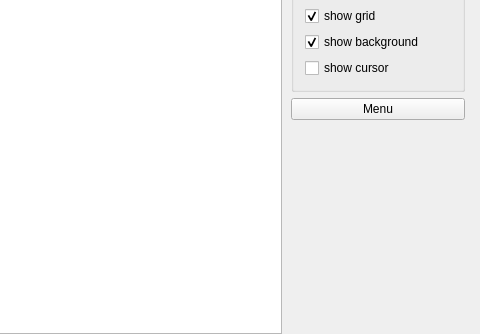
Vazzi/Stalker-Editor, file mainwindow.ui: the form before one commit; both pictures show x 520 to 1000 and y 268 to 602 of the 1000 by 602 pixel window.
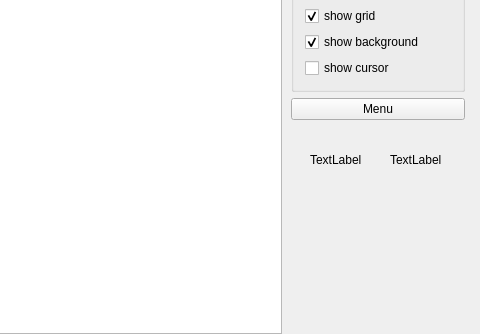
The form after the commit.

Commit message: shift rect fix

```diff
--- a/mainwindow.ui
+++ b/mainwindow.ui
@@ -166,7 +166,7 @@
      <string>TextLabel</string>
     </property>
    </widget>
-   <widget class="QWidget" name="">
+   <widget class="QWidget" name="layoutWidget">
     <property name="geometry">
      <rect>
       <x>800</x>
@@ -275,6 +275,32 @@
      </item>
     </layout>
    </widget>
+   <widget class="QLabel" name="xlabel">
+    <property name="geometry">
+     <rect>
+      <x>830</x>
+      <y>420</y>
+      <width>62</width>
+      <height>16</height>
+     </rect>
+    </property>
+    <property name="text">
+     <string>TextLabel</string>
+    </property>
+   </widget>
+   <widget class="QLabel" name="ylabel">
+    <property name="geometry">
+     <rect>
+      <x>910</x>
+      <y>420</y>
+      <width>62</width>
+      <height>16</height>
+     </rect>
+    </property>
+    <property name="text">
+     <string>TextLabel</string>
+    </property>
+   </widget>
   </widget>
  </widget>
  <layoutdefault spacing="6" margin="11"/>
```
The commit also changes 4 other files.
